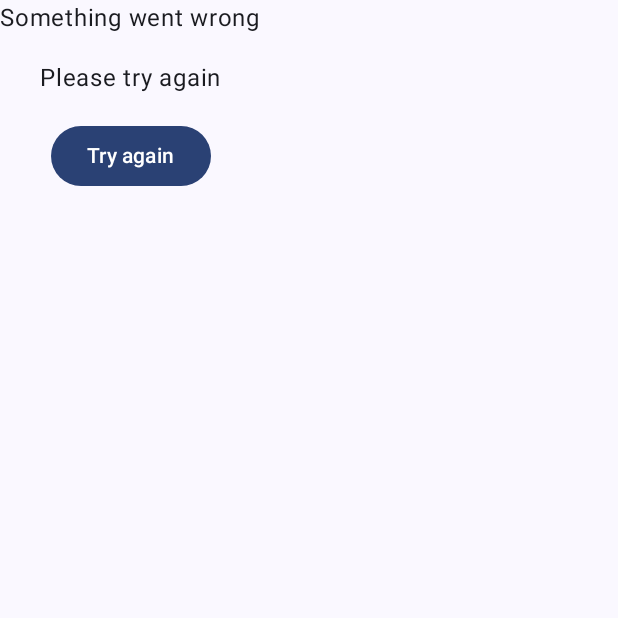
After one commit to hosseinzare1/station, an Android app built with Jetpack Compose: the composable AppFailureView shown on its own in the app's theme, on a phone screen of 412 x 824 dp, the top half of it. The commit adds this screen. Run offline under Robolectric (Android 15) with nearby library versions, the phone set to English and light mode, and no system bars.

Commit message:
feat: implement app base components

```diff
--- /dev/null
+++ b/app/src/main/java/ir/romina/hossein/core/ui/components/AppFailureView.kt
@@ -0,0 +1,38 @@
+package ir.romina.hossein.core.ui.components
+
+import androidx.compose.foundation.layout.Arrangement
+import androidx.compose.foundation.layout.Column
+import androidx.compose.material3.Button
+import androidx.compose.material3.Text
+import androidx.compose.runtime.Composable
+import androidx.compose.ui.Alignment
+import androidx.compose.ui.Modifier
+import androidx.compose.ui.unit.dp
+
+@Composable
+fun AppFailureView(
+    title: String? = null,
+    description: String? = null,
+    onTryAgainClick: () -> Unit,
+    modifier: Modifier = Modifier
+) {
+    Column(
+        modifier = modifier,
+        verticalArrangement = Arrangement.spacedBy(16.dp, Alignment.CenterVertically),
+        horizontalAlignment = Alignment.CenterHorizontally
+    ) {
+        Text(
+            text = title ?: "Something went wrong",
+        )
+        Text(
+            text = description ?: "Please try again"
+        )
+        Button(
+            onClick = onTryAgainClick
+        ) {
+            Text(
+                text = "Try again"
+            )
+        }
+    }
+}
--- a/app/src/main/java/ir/romina/hossein/ui/theme/Color.kt
+++ b/app/src/main/java/ir/romina/hossein/core/ui/theme/Color.kt
@@ -1,4 +1,4 @@
-package ir.romina.hossein.ui.theme
+package ir.romina.hossein.core.ui.theme
 
 import androidx.compose.ui.graphics.Color
 
--- a/app/src/main/java/ir/romina/hossein/ui/theme/Theme.kt
+++ b/app/src/main/java/ir/romina/hossein/core/ui/theme/Theme.kt
@@ -1,4 +1,4 @@
-package ir.romina.hossein.ui.theme
+package ir.romina.hossein.core.ui.theme
 
 import android.app.Activity
 import android.os.Build
--- a/app/src/main/java/ir/romina/hossein/ui/theme/Type.kt
+++ b/app/src/main/java/ir/romina/hossein/core/ui/theme/Type.kt
@@ -1,4 +1,4 @@
-package ir.romina.hossein.ui.theme
+package ir.romina.hossein.core.ui.theme
 
 import androidx.compose.material3.Typography
 import androidx.compose.ui.text.TextStyle
```
Also changed, not shown: app/src/main/java/ir/romina/hossein/core/ui/components/AppLoadingIndicator.kt (added, +19 -0 lines).
